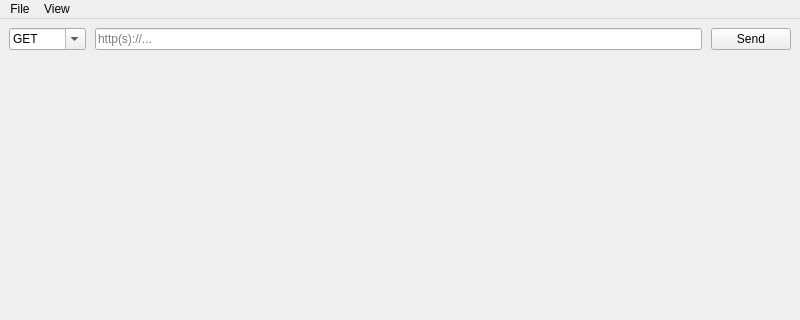
First picture: the form in src/presentation/windows/MainWindow.ui, repository bartkessels/GetIt, before the edit; both pictures show x 0 to 800 and y 0 to 320 of the 800 by 600 pixel window.
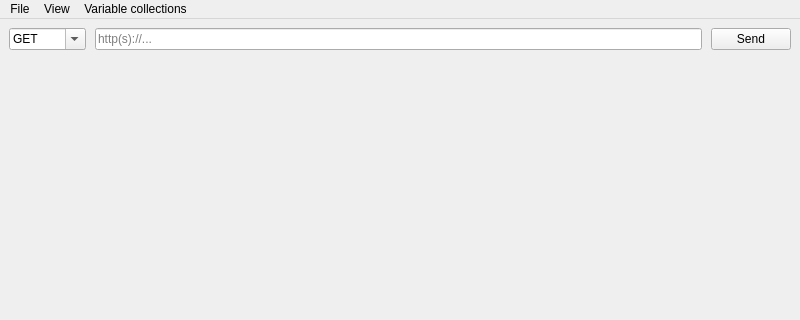
Second picture: the form after the edit.

Commit message: Update variables window

What changed in the file:
```diff
--- a/src/presentation/windows/MainWindow.ui
+++ b/src/presentation/windows/MainWindow.ui
@@ -159,8 +159,16 @@
     </property>
     <addaction name="menuItemViewVariables"/>
    </widget>
+   <widget class="QMenu" name="menuVariable_collections">
+    <property name="title">
+     <string>Variable collections</string>
+    </property>
+    <addaction name="actionCreate_new"/>
+    <addaction name="separator"/>
+   </widget>
    <addaction name="menuItemFile"/>
    <addaction name="menuView"/>
+   <addaction name="menuVariable_collections"/>
   </widget>
   <action name="menuItemNewRawRequest">
    <property name="text">
```
Left out of the diff: 5 changed lines with no effect on the pictures. The commit also changes 2 other files.
